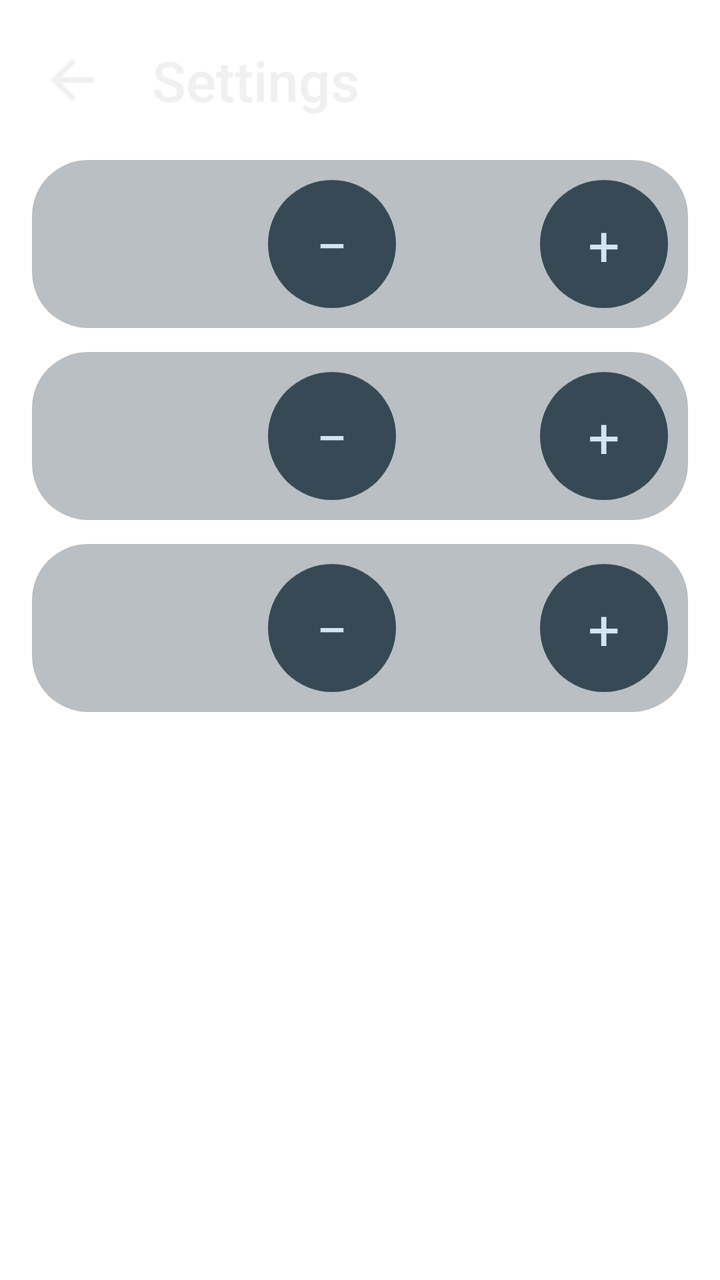
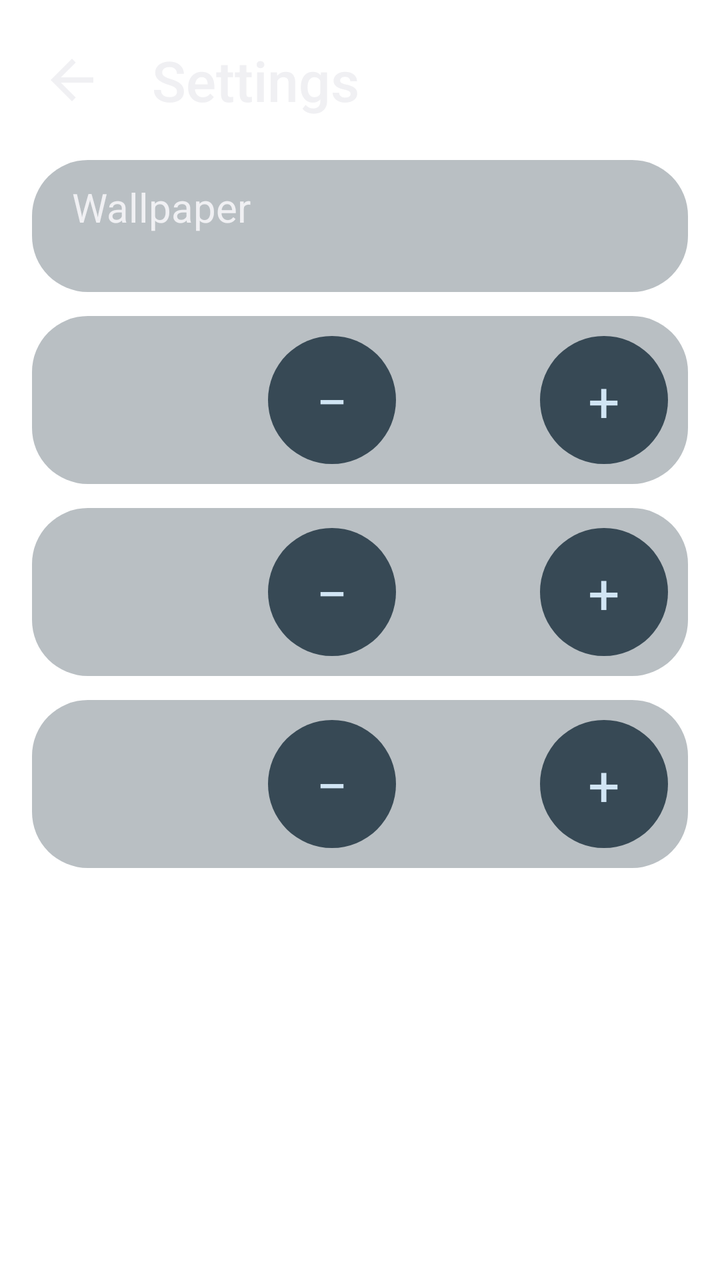

Compare the two renders of this Android layout. The source of the first and the diff that turns it into the second are given below.
<!-- AndroidManifest.xml: fallback theme Theme.MaterialComponents.DayNight.NoActionBar -->
<!-- res/layout/activity_settings.xml -->
<?xml version="1.0" encoding="utf-8"?>
<LinearLayout xmlns:android="http://schemas.android.com/apk/res/android"
    android:layout_width="match_parent"
    android:layout_height="match_parent"
    android:orientation="vertical"
    android:fitsSystemWindows="true">

    
    <LinearLayout
        android:layout_width="match_parent"
        android:layout_height="@dimen/top_app_bar_height"
        android:orientation="horizontal"
        android:gravity="center_vertical"
        android:paddingStart="@dimen/top_app_bar_side_padding"
        android:paddingEnd="@dimen/grid_padding">

        <ImageView
            android:id="@+id/settings_back"
            android:layout_width="@dimen/top_app_bar_nav_size"
            android:layout_height="@dimen/top_app_bar_nav_size"
            android:padding="@dimen/icon_button_padding"
            android:src="@drawable/arrow_back_24"
            android:scaleType="fitCenter"
            android:background="@drawable/ripple_circle"
            android:contentDescription="@string/back"
            android:focusable="true"
            android:clickable="true" />

        <TextView
            android:layout_width="0dp"
            android:layout_height="wrap_content"
            android:layout_weight="1"
            android:layout_marginStart="@dimen/top_app_bar_title_gap"
            android:text="@string/settings"
            android:textColor="@color/text_primary"
            android:textSize="@dimen/screen_title_size"
            android:fontFamily="sans-serif-medium"
            android:singleLine="true"
            android:ellipsize="end" />
    </LinearLayout>

    <ScrollView
        android:layout_width="match_parent"
        android:layout_height="0dp"
        android:layout_weight="1">

        <LinearLayout
            android:layout_width="match_parent"
            android:layout_height="wrap_content"
            android:orientation="vertical"
            android:paddingStart="@dimen/grid_padding"
            android:paddingEnd="@dimen/grid_padding"
            android:paddingBottom="@dimen/grid_padding">

            <include
                android:id="@+id/setting_columns"
                layout="@layout/row_stepper" />

            <include
                android:id="@+id/setting_rows"
                layout="@layout/row_stepper" />

            <include
                android:id="@+id/setting_recents"
                layout="@layout/row_stepper" />
        </LinearLayout>
    </ScrollView>
</LinearLayout>
<!-- res/layout/row_stepper.xml (included above) -->
<?xml version="1.0" encoding="utf-8"?>
<LinearLayout xmlns:android="http://schemas.android.com/apk/res/android"
    android:layout_width="match_parent"
    android:layout_height="wrap_content"
    android:layout_marginBottom="@dimen/setting_row_gap"
    android:orientation="horizontal"
    android:gravity="center_vertical"
    android:paddingStart="@dimen/setting_row_padding"
    android:paddingEnd="@dimen/shortcut_padding"
    android:paddingTop="@dimen/shortcut_padding"
    android:paddingBottom="@dimen/shortcut_padding"
    android:background="@drawable/card_background">

    <TextView
        android:id="@+id/stepper_label"
        android:layout_width="0dp"
        android:layout_height="wrap_content"
        android:layout_weight="1"
        android:textColor="@color/text_primary"
        android:textSize="@dimen/setting_label_size" />

    <TextView
        android:id="@+id/stepper_minus"
        android:layout_width="@dimen/stepper_button_size"
        android:layout_height="@dimen/stepper_button_size"
        android:gravity="center"
        android:text="&#8722;"
        android:textColor="@color/on_tonal"
        android:textSize="@dimen/stepper_value_size"
        android:background="@drawable/stepper_button"
        android:contentDescription="@string/decrease" />

    <TextView
        android:id="@+id/stepper_value"
        android:layout_width="72dp"
        android:layout_height="wrap_content"
        android:gravity="center"
        android:textColor="@color/text_primary"
        android:textSize="@dimen/stepper_value_size"
        android:fontFeatureSettings="tnum" />

    <TextView
        android:id="@+id/stepper_plus"
        android:layout_width="@dimen/stepper_button_size"
        android:layout_height="@dimen/stepper_button_size"
        android:gravity="center"
        android:text="+"
        android:textColor="@color/on_tonal"
        android:textSize="@dimen/stepper_value_size"
        android:background="@drawable/stepper_button"
        android:contentDescription="@string/increase" />
</LinearLayout>
<!-- resources referenced by this layout -->
<resources>
  <color name="on_tonal">@android:color/system_accent2_100</color>
  <color name="text_primary">@android:color/system_neutral1_50</color>
  <dimen name="grid_padding">16dp</dimen>
  <dimen name="icon_button_padding">16dp</dimen>
  <dimen name="screen_title_size">28sp</dimen>
  <dimen name="setting_label_size">20sp</dimen>
  <dimen name="setting_row_gap">12dp</dimen>
  <dimen name="setting_row_padding">20dp</dimen>
  <dimen name="shortcut_padding">10dp</dimen>
  <dimen name="stepper_button_size">64dp</dimen>
  <dimen name="stepper_value_size">28sp</dimen>
  <dimen name="top_app_bar_height">80dp</dimen>
  <dimen name="top_app_bar_nav_size">64dp</dimen>
  <dimen name="top_app_bar_side_padding">4dp</dimen>
  <dimen name="top_app_bar_title_gap">8dp</dimen>
  <!-- drawable arrow_back_24 (drawable) -->
  <?xml version="1.0" encoding="utf-8"?>
  <vector xmlns:android="http://schemas.android.com/apk/res/android"
      android:width="24dp"
      android:height="24dp"
      android:viewportWidth="24"
      android:viewportHeight="24"
      android:autoMirrored="true"
      android:tint="@color/text_primary">
      <path
          android:fillColor="#FFFFFFFF"
          android:pathData="M20,11H7.83l5.59,-5.59L12,4l-8,8 8,8 1.41,-1.41L7.83,13H20v-2z" />
  </vector>
  <!-- drawable card_background (drawable) -->
  <?xml version="1.0" encoding="utf-8"?>
  <shape xmlns:android="http://schemas.android.com/apk/res/android"
      android:shape="rectangle">
      <solid android:color="@color/slot" />
      <corners android:radius="@dimen/corner_radius" />
  </shape>
  <!-- drawable ripple_circle (drawable) -->
  <?xml version="1.0" encoding="utf-8"?>
  <ripple xmlns:android="http://schemas.android.com/apk/res/android"
      android:color="@color/ripple">
      <item>
          <shape android:shape="oval">
              <solid android:color="@android:color/transparent" />
          </shape>
      </item>
  </ripple>
  <!-- drawable stepper_button (drawable) -->
  <?xml version="1.0" encoding="utf-8"?>
  <ripple xmlns:android="http://schemas.android.com/apk/res/android"
      android:color="@color/ripple">
      <item>
          <shape android:shape="oval">
              <solid android:color="@color/tonal" />
          </shape>
      </item>
  </ripple>
  <string name="back">Back</string>
  <string name="decrease">Less</string>
  <string name="increase">More</string>
  <string name="settings">Settings</string>
  <dimen name="corner_radius">28dp</dimen>
  <color name="tonal">@android:color/system_accent2_700</color>
</resources>

<!-- the commit's change to res/layout/activity_settings.xml (unified diff, before → after) -->
@@ -51,6 +51,38 @@
             android:paddingStart="@dimen/grid_padding"
             android:paddingEnd="@dimen/grid_padding"
             android:paddingBottom="@dimen/grid_padding">
+
+            <LinearLayout
+                android:id="@+id/setting_wallpaper"
+                android:layout_width="match_parent"
+                android:layout_height="wrap_content"
+                android:layout_marginBottom="@dimen/setting_row_gap"
+                android:minHeight="@dimen/stepper_button_size"
+                android:orientation="vertical"
+                android:gravity="center_vertical"
+                android:paddingStart="@dimen/setting_row_padding"
+                android:paddingEnd="@dimen/setting_row_padding"
+                android:paddingTop="@dimen/shortcut_padding"
+                android:paddingBottom="@dimen/shortcut_padding"
+                android:background="@drawable/card_background"
+                android:foreground="@drawable/ripple_transparent"
+                android:clickable="true"
+                android:focusable="true">
+
+                <TextView
+                    android:layout_width="wrap_content"
+                    android:layout_height="wrap_content"
+                    android:text="@string/setting_wallpaper"
+                    android:textColor="@color/text_primary"
+                    android:textSize="@dimen/setting_label_size" />
+
+                <TextView
+                    android:id="@+id/setting_wallpaper_value"
+                    android:layout_width="wrap_content"
+                    android:layout_height="wrap_content"
+                    android:textColor="@color/text_secondary"
+                    android:textSize="@dimen/app_label_size" />
+            </LinearLayout>
 
             <include
                 android:id="@+id/setting_columns"
<!-- resource entries referenced after the edit -->
@@ -2,6 +2,8 @@
 <resources>
   <color name="on_tonal">@android:color/system_accent2_100</color>
   <color name="text_primary">@android:color/system_neutral1_50</color>
+  <color name="text_secondary">@android:color/system_neutral2_200</color>
+  <dimen name="app_label_size">14sp</dimen>
   <dimen name="grid_padding">16dp</dimen>
   <dimen name="icon_button_padding">16dp</dimen>
   <dimen name="screen_title_size">28sp</dimen>
@@ -45,6 +47,17 @@
           </shape>
       </item>
   </ripple>
+  <!-- drawable ripple_transparent (drawable) -->
+  <?xml version="1.0" encoding="utf-8"?>
+  <ripple xmlns:android="http://schemas.android.com/apk/res/android"
+      android:color="@color/ripple">
+      <item>
+          <shape android:shape="rectangle">
+              <solid android:color="@android:color/transparent" />
+              <corners android:radius="@dimen/corner_radius" />
+          </shape>
+      </item>
+  </ripple>
   <!-- drawable stepper_button (drawable) -->
   <?xml version="1.0" encoding="utf-8"?>
   <ripple xmlns:android="http://schemas.android.com/apk/res/android"
@@ -58,6 +71,7 @@
   <string name="back">Back</string>
   <string name="decrease">Less</string>
   <string name="increase">More</string>
+  <string name="setting_wallpaper">Wallpaper</string>
   <string name="settings">Settings</string>
   <dimen name="corner_radius">28dp</dimen>
   <color name="tonal">@android:color/system_accent2_700</color>
